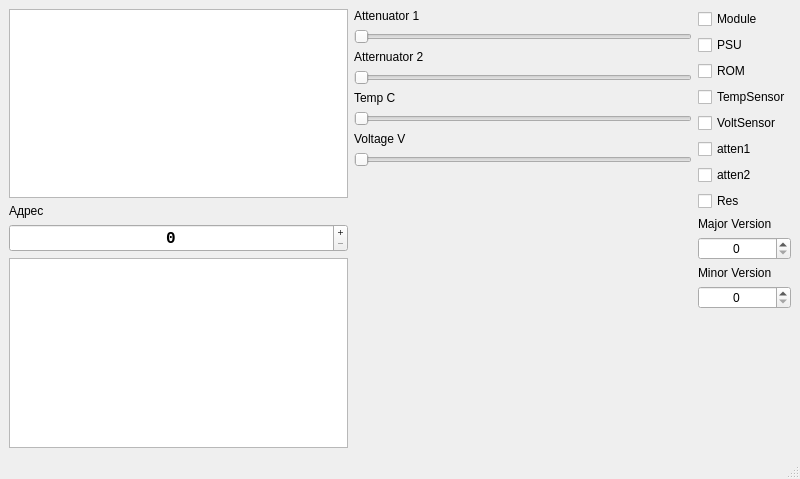
Before: the Qt Designer form server/mainwindow.ui in brik13ET/lo1337l, drawn with Qt 5.
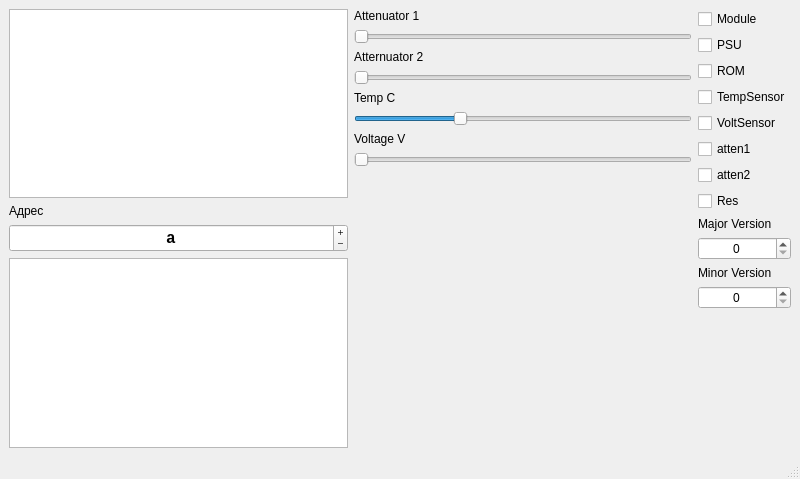
After: the same form once the commit is applied.

```diff
--- a/server/mainwindow.ui
+++ b/server/mainwindow.ui
@@ -48,6 +48,9 @@
           <property name="maximum">
            <number>31</number>
           </property>
+          <property name="value">
+           <number>10</number>
+          </property>
           <property name="displayIntegerBase">
            <number>16</number>
           </property>
@@ -112,6 +115,12 @@
         </item>
         <item>
          <widget class="QSlider" name="Temp">
+          <property name="minimum">
+           <number>-220</number>
+          </property>
+          <property name="maximum">
+           <number>500</number>
+          </property>
           <property name="orientation">
            <enum>Qt::Horizontal</enum>
           </property>
```
Left out of the diff: 7 changed lines with no effect on the pictures.
